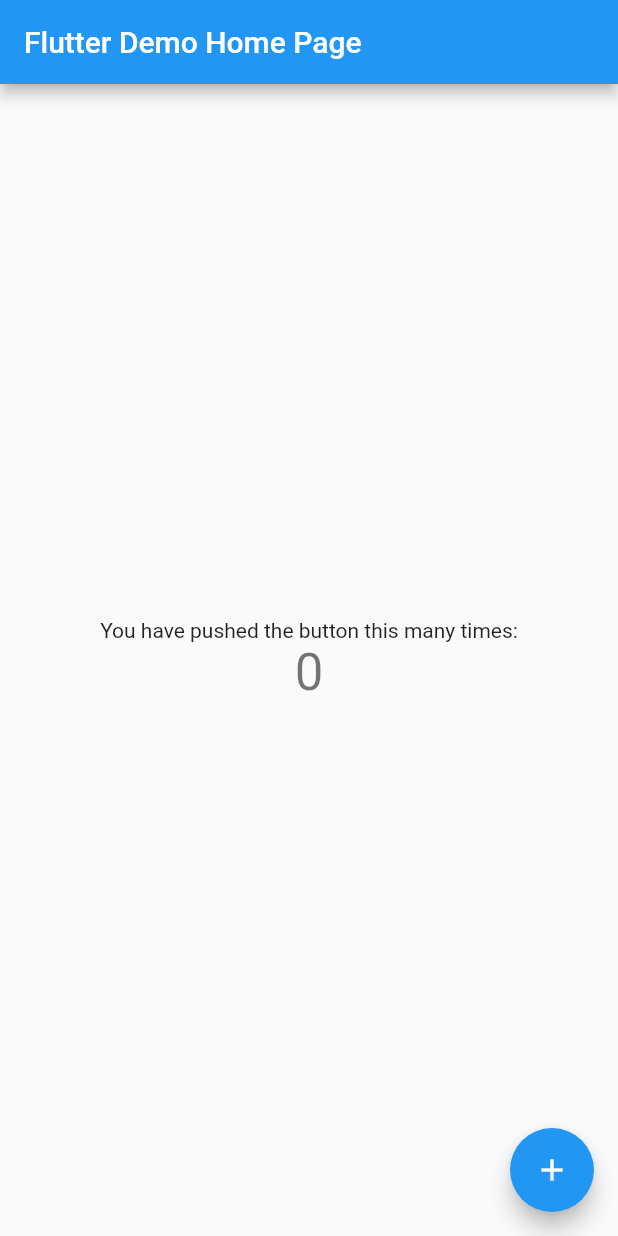
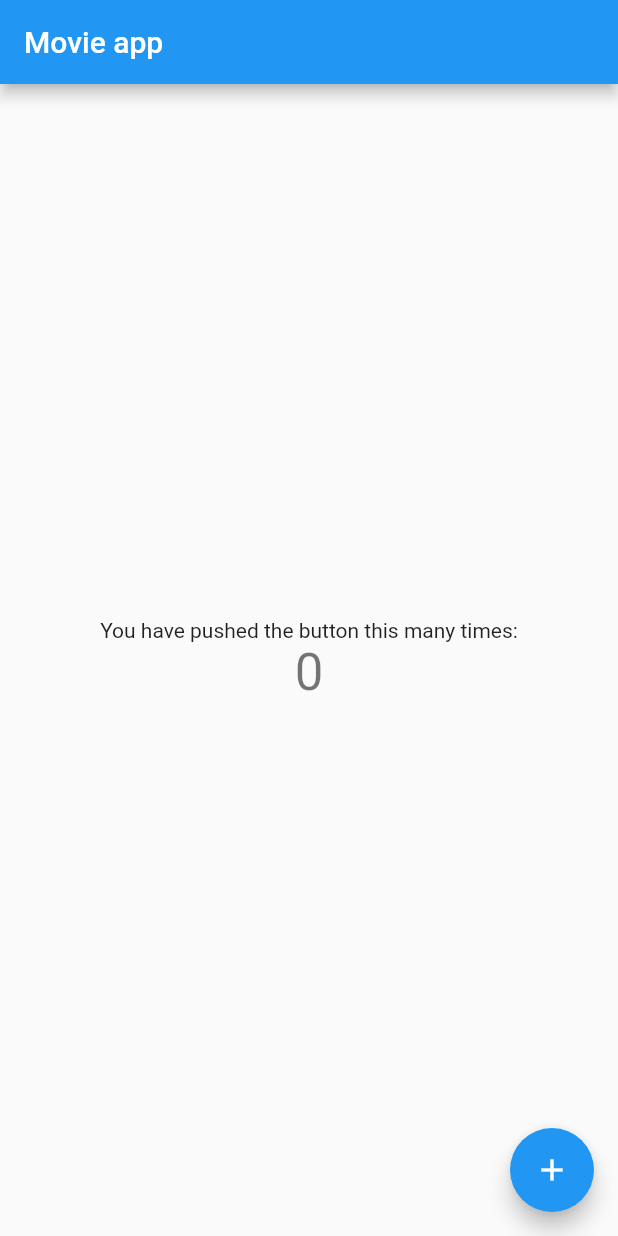
Before and after one commit to pawelsa/movie_app, a Flutter app: the screen it shows after launch, on a phone screen of 412 x 824 dp. Run offline on Flutter 3.47's test engine with Material 2 defaults, Android fonts, the phone set to English and light mode, and no system bars; our stand-ins replace floor, get_it, injectable, shared_preferences, sqflite; accounts and stored records are empty; generated files the repository leaves out were written again.

```diff
--- a/lib/data/database/init/database.dart
+++ b/lib/data/database/init/database.dart
@@ -8,6 +8,6 @@ import 'package:sqflite/sqflite.dart' as sqflite;
 part 'database.g.dart';
 
 @Database(version: 1, entities: [MovieDb])
-abstract class AppDatabase extends FloorDatabase {
+abstract class MovieDatabase extends FloorDatabase {
   MovieDao get movieDao;
 }
--- a/lib/dependencies/injection.dart
+++ b/lib/dependencies/injection.dart
@@ -2,18 +2,22 @@ import 'package:get_it/get_it.dart';
 import 'package:injectable/injectable.dart';
 import 'package:movie_app/data/database/init/database.dart';
 import 'package:movie_app/dependencies/injection.config.dart';
+import 'package:movie_app/translations/translations.dart';
 import 'package:shared_preferences/shared_preferences.dart';
 
 final getIt = GetIt.instance;
 
 Future initDependencies() async {
+  // Intl.defaultLocale = 'en';
+  // strings = await Translations.load(Locale('en'));
   _database =
-      await $FloorAppDatabase.databaseBuilder('moves_database.db').build();
+      await $FloorMovieDatabase.databaseBuilder('moves_database.db').build();
   _sharedPreferences = await SharedPreferences.getInstance();
 }
 
-var _sharedPreferences;
-var _database;
+SharedPreferences _sharedPreferences;
+MovieDatabase _database;
+Translations strings;
 
 /// To run code generation use this command in terminal
 /// flutter pub run build_runner watch --delete-conflicting-outputs
--- a/lib/main.dart
+++ b/lib/main.dart
@@ -1,9 +1,36 @@
 import 'package:flutter/material.dart';
+import 'package:flutter_localizations/flutter_localizations.dart';
 import 'package:movie_app/dependencies/injection.dart';
+import 'package:movie_app/translations/translations.dart';
 
 void main() {
   configureInjection(Env.dev);
-  runApp(MyApp());
+  runApp(PrepareApp());
+}
+
+class PrepareApp extends StatefulWidget {
+  @override
+  _PrepareAppState createState() => _PrepareAppState();
+}
+
+class _PrepareAppState extends State<PrepareApp> {
+  @override
+  Widget build(BuildContext context) {
+    return FutureBuilder(
+      future: initDependencies(),
+      builder: (context, snapshot) {
+        if (snapshot.connectionState == ConnectionState.done) {
+          return MyApp();
+        } else {
+          return Center(
+            child: Container(
+              color: Colors.pink,
+            ),
+          );
+        }
+      },
+    );
+  }
 }
 
 class MyApp extends StatelessWidget {
@@ -12,6 +39,12 @@ class MyApp extends StatelessWidget {
   Widget build(BuildContext context) {
     return MaterialApp(
       title: 'Flutter Demo',
+      localizationsDelegates: [
+        const TranslationsDelegate(),
+        GlobalMaterialLocalizations.delegate,
+        GlobalWidgetsLocalizations.delegate
+      ],
+      supportedLocales: const [Locale('pl'), Locale('en')],
       theme: ThemeData(
         // This is the theme of your application.
         //
@@ -24,24 +57,16 @@ class MyApp extends StatelessWidget {
         // is not restarted.
         primarySwatch: Colors.blue,
       ),
-      home: MyHomePage(title: 'Flutter Demo Home Page'),
+      home: MyHomePage(),
     );
   }
 }
 
 class MyHomePage extends StatefulWidget {
-  MyHomePage({Key key, this.title}) : super(key: key);
 
   // This widget is the home page of your application. It is stateful, meaning
   // that it has a State object (defined below) that contains fields that affect
   // how it looks.
-
-  // This class is the configuration for the state. It holds the values (in this
-  // case the title) provided by the parent (in this case the App widget) and
-  // used by the build method of the State. Fields in a Widget subclass are
-  // always marked "final".
-
-  final String title;
 
   @override
   _MyHomePageState createState() => _MyHomePageState();
@@ -63,6 +88,7 @@ class _MyHomePageState extends State<MyHomePage> {
 
   @override
   Widget build(BuildContext context) {
+    strings = Translations.of(context);
     // This method is rerun every time setState is called, for instance as done
     // by the _incrementCounter method above.
     //
@@ -73,7 +99,7 @@ class _MyHomePageState extends State<MyHomePage> {
       appBar: AppBar(
         // Here we take the value from the MyHomePage object that was created by
         // the App.build method, and use it to set our appbar title.
-        title: Text(widget.title),
+        title: Text(strings.text('app_name')),
       ),
       body: Center(
         // Center is a layout widget. It takes a single child and positions it
--- /dev/null
+++ b/lib/translations/translations.dart
@@ -0,0 +1,44 @@
+import 'dart:convert';
+
+import 'package:flutter/material.dart';
+import 'package:flutter/services.dart';
+
+const List<String> languages = ['en', 'pl'];
+
+class Translations {
+  final Locale locale;
+  static Map<dynamic, dynamic> _localizedValues;
+
+  String get languageCode => locale.languageCode;
+
+  Translations(this.locale);
+
+  static Translations of(BuildContext context) {
+    return Localizations.of<Translations>(context, Translations);
+  }
+
+  String text(String key) {
+    return _localizedValues[key] ?? "[Error] $key not found";
+  }
+
+  static Future<Translations> load(Locale locale) async {
+    Translations translations = Translations(locale);
+    String jsonContent =
+        await rootBundle.loadString("locale/i18n_${locale.languageCode}.json");
+    _localizedValues = json.decode(jsonContent);
+    return translations;
+  }
+}
+
+class TranslationsDelegate extends LocalizationsDelegate<Translations> {
+  const TranslationsDelegate();
+
+  @override
+  bool shouldReload(LocalizationsDelegate<Translations> old) => false;
+
+  @override
+  Future<Translations> load(Locale locale) => Translations.load(locale);
+
+  @override
+  bool isSupported(Locale locale) => languages.contains(locale.languageCode);
+}
--- /dev/null
+++ b/locale/i18n_en.json
@@ -0,0 +1,3 @@
+{
+  "app_name": "Movie app"
+}
--- /dev/null
+++ b/locale/i18n_pl.json
@@ -0,0 +1,3 @@
+{
+  "app_name": "Filmowa appka"
+}
```
Also changed, not shown: pubspec.yaml (+7 -0 lines), lib/data/database/init/database.g.dart, pubspec.lock.
